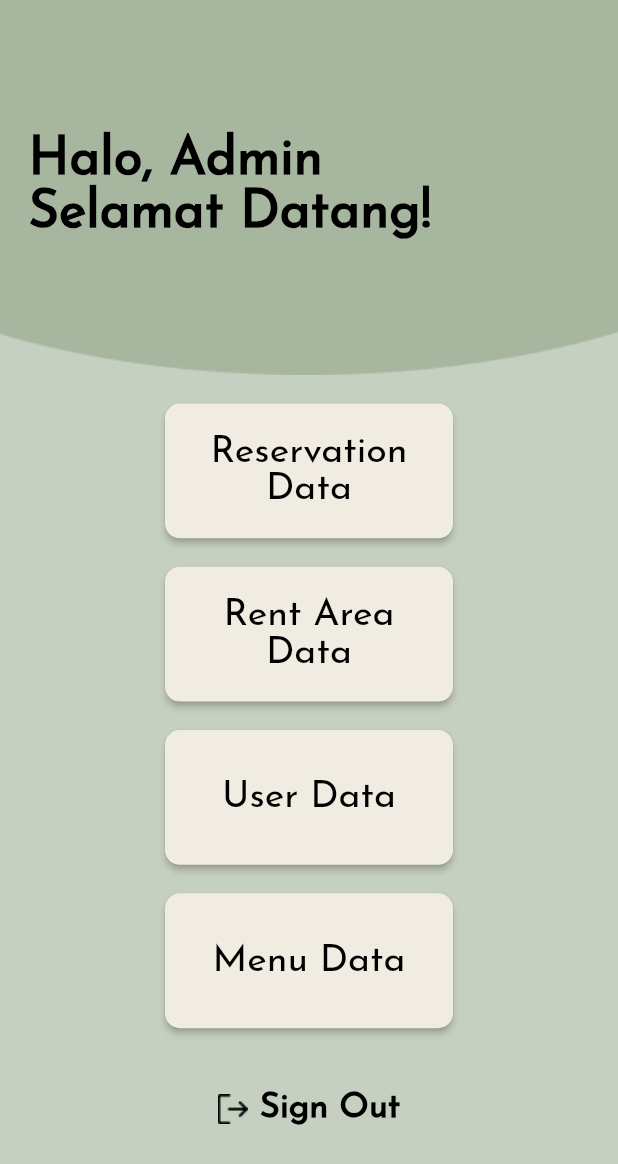
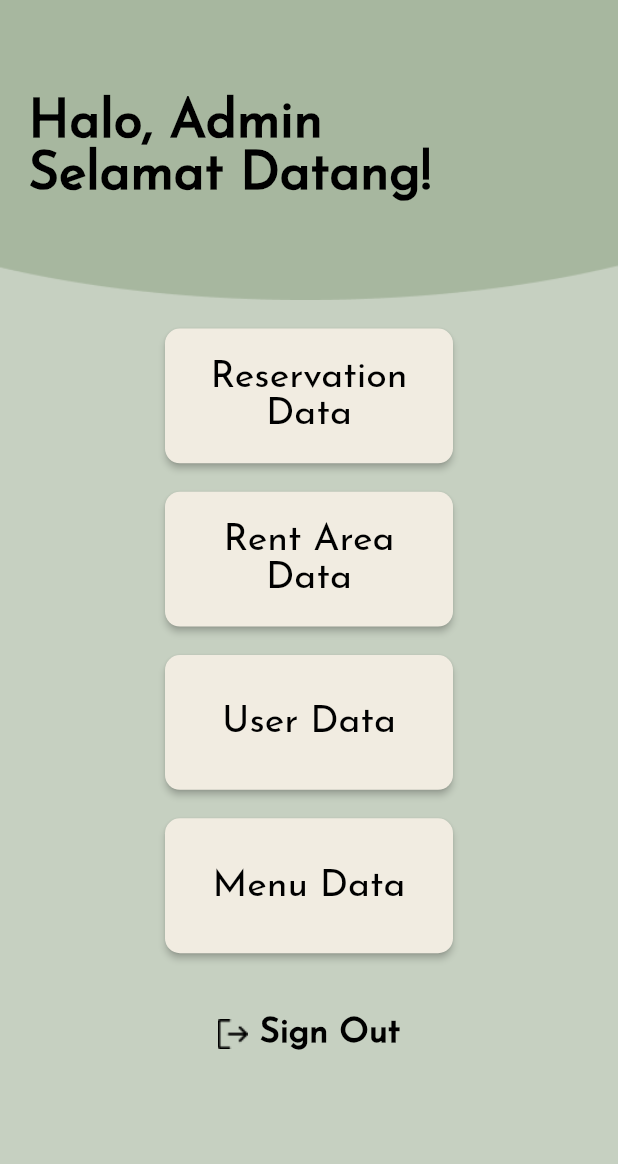
Before and after one commit to hilalhaniefam/talanoa_app, a Flutter app: the AdminPage screen opened directly, on a phone screen of 412 x 824 dp. Shown: the top 1164 px of the screen. Run offline on Flutter 3.47's test engine with Material 2 defaults, Android fonts, the phone set to English and light mode, and no system bars; our stand-ins replace carousel_slider, dio, dotted_border, email_validator, flutter_progress_hud, image_picker and 4 more; accounts and stored records are empty.

Commit message:
Fix bug interface

```diff
--- a/lib/pages/admin/admin_page.dart
+++ b/lib/pages/admin/admin_page.dart
@@ -23,14 +23,13 @@ class _AdminState extends State<AdminPage> {
   Widget build(BuildContext context) {
     return Scaffold(
       backgroundColor: HexColor('C6D0C1'),
-      body: SingleChildScrollView(
-        child: Column(
+      body: Column(
         mainAxisAlignment: MainAxisAlignment.start,
         crossAxisAlignment: CrossAxisAlignment.start,
         children: [
           Container(
             width: MediaQuery.of(context).size.width,
-              height: 250,
+            height: 200,
             decoration: const BoxDecoration(
                 image: DecorationImage(
                     image: AssetImage('assets/images/Ellipse2.png'),
@@ -67,6 +66,10 @@ class _AdminState extends State<AdminPage> {
               ],
             ),
           ),
+          Expanded(
+              child: SingleChildScrollView(
+            child: Column(
+              children: [
                 const SizedBox(
                   height: 19,
                 ),
@@ -214,6 +217,8 @@ class _AdminState extends State<AdminPage> {
                         )))
               ],
             ),
+          ))
+        ],
       ),
     );
   }
--- a/lib/pages/admin/userdata_page.dart
+++ b/lib/pages/admin/userdata_page.dart
@@ -40,7 +40,9 @@ class _UserdataState extends State<Userdata> {
             }
             return RefreshIndicator(
               onRefresh: () async {
-                _userList.getAllUsers();
+                setState(() {
+                  _userList.getAllUsers();
+                });
               },
               child: ListView.builder(
                   itemCount: data.length,
--- a/lib/pages/user/sidebar/navbar.dart
+++ b/lib/pages/user/sidebar/navbar.dart
@@ -126,7 +126,7 @@ class NavBar extends StatelessWidget {
               ),
             ),
             Padding(
-              padding: const EdgeInsets.only(left: 15, top: 400),
+              padding: const EdgeInsets.only(left: 15, top: 300),
               child: Align(
                 alignment: Alignment.topLeft,
                 child: TextButton.icon(
```
Also changed, not shown: lib/api_services/api_getdata.dart (+1 -30 lines), lib/pages/user/sidebar/aboutus.dart (+9 -2 lines), lib/pages/user/sidebar/profile.dart (+12 -10 lines), lib/pages/user/user_page.dart (+5 -9 lines). Lines whose indentation alone changed are shown as unchanged.
